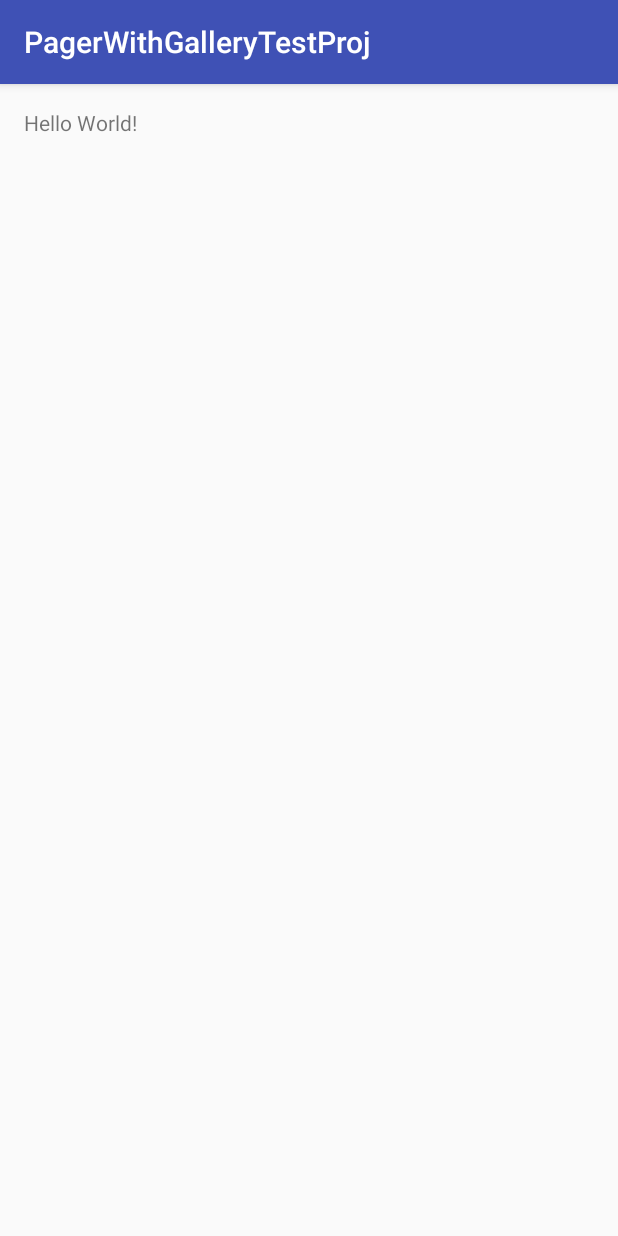
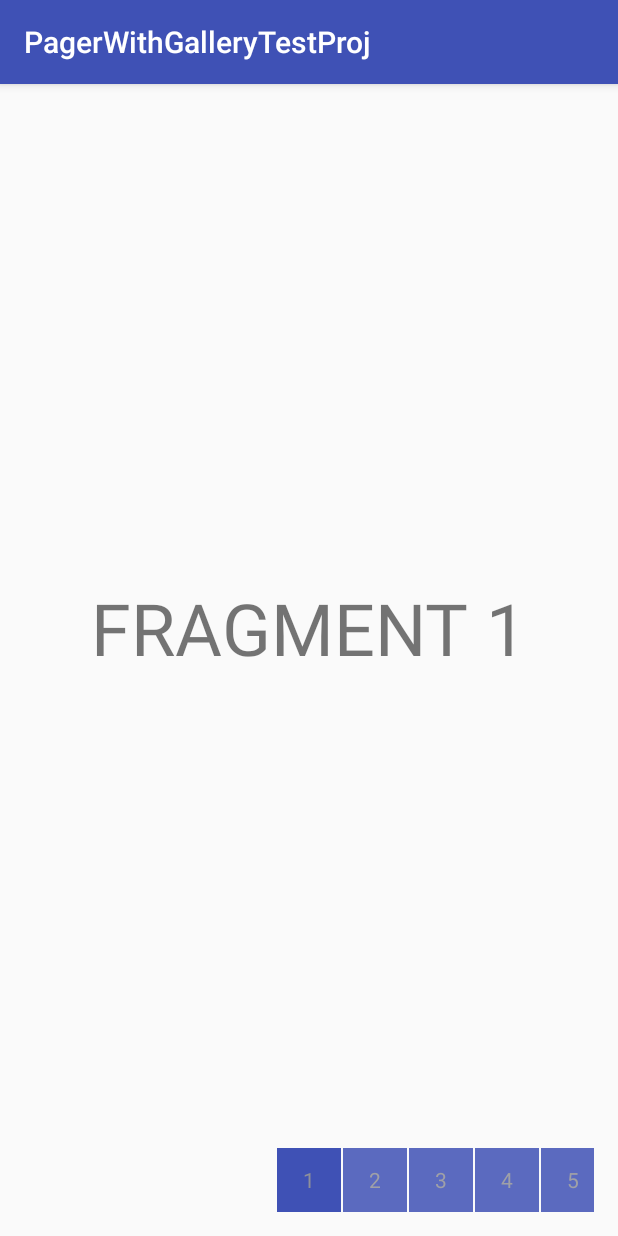
Before and after one commit to dev1slotreader/SlotReader, an Android app: the screen it shows after launch (MainActivity), on a phone screen of 412 x 824 dp. Run offline under Robolectric (Android 15) with nearby library versions, the phone set to English and light mode, and no system bars.

Commit message:
Implement related ViewPager and Gallery views

```diff
--- /dev/null
+++ b/POC/Android/PagerWithGalleryTestProj/app/src/main/java/com/udelphi/pagerwithgallerytestproj/GalleryAdapter.java
@@ -0,0 +1,47 @@
+package com.udelphi.pagerwithgallerytestproj;
+
+import android.content.Context;
+import android.view.Gravity;
+import android.view.View;
+import android.view.ViewGroup;
+import android.widget.BaseAdapter;
+import android.widget.Gallery;
+import android.widget.TextView;
+
+public class GalleryAdapter extends BaseAdapter{
+    private Context context;
+
+    public GalleryAdapter(Context context){
+        this.context = context;
+    }
+
+    @Override
+    public int getCount() {
+        return context.getResources().getInteger(R.integer.fragments_count);
+    }
+
+    @Override
+    public Object getItem(int position) {
+        return null;
+    }
+
+    @Override
+    public long getItemId(int position) {
+        return 0;
+    }
+
+    @Override
+    public View getView(int position, View convertView, ViewGroup parent) {
+        TextView txt;
+        if(convertView == null){
+            txt = new TextView(context);
+            txt.setBackgroundColor(context.getResources().getColor(R.color.colorPrimary));
+            txt.setText(String.valueOf(position + 1));
+            txt.setLayoutParams(new Gallery.LayoutParams(64, 64));
+            txt.setGravity(Gravity.CENTER);
+        }
+        else
+            txt = (TextView)convertView;
+        return txt;
+    }
+}
--- a/POC/Android/PagerWithGalleryTestProj/app/src/main/java/com/udelphi/pagerwithgallerytestproj/MainActivity.java
+++ b/POC/Android/PagerWithGalleryTestProj/app/src/main/java/com/udelphi/pagerwithgallerytestproj/MainActivity.java
@@ -1,7 +1,11 @@
 package com.udelphi.pagerwithgallerytestproj;
 
+import android.support.v4.view.ViewPager;
 import android.support.v7.app.AppCompatActivity;
 import android.os.Bundle;
+import android.view.View;
+import android.widget.AdapterView;
+import android.widget.Gallery;
 
 public class MainActivity extends AppCompatActivity {
 
@@ -9,5 +13,38 @@ public class MainActivity extends AppCompatActivity {
     protected void onCreate(Bundle savedInstanceState) {
         super.onCreate(savedInstanceState);
         setContentView(R.layout.activity_main);
+        final ViewPager pager = (ViewPager) findViewById(R.id.view_pager);
+        pager.setAdapter(new ViewPagerAdapter(getSupportFragmentManager(), getApplicationContext()));
+        final Gallery gallery = (Gallery) findViewById(R.id.gallery);
+        pager.setOnPageChangeListener(new ViewPager.OnPageChangeListener() {
+            @Override
+            public void onPageScrolled(int position, float positionOffset, int positionOffsetPixels) {
+
+            }
+
+            @Override
+            public void onPageSelected(int position) {
+                gallery.setSelection(position);
+            }
+
+            @Override
+            public void onPageScrollStateChanged(int state) {
+
+            }
+        });
+
+        gallery.setAdapter(new GalleryAdapter((getApplicationContext())));
+        gallery.setSpacing(2);
+        gallery.setOnItemSelectedListener(new AdapterView.OnItemSelectedListener() {
+            @Override
+            public void onItemSelected(AdapterView<?> parent, View view, int position, long id) {
+                pager.setCurrentItem(position);
+            }
+
+            @Override
+            public void onNothingSelected(AdapterView<?> parent) {
+
+            }
+        });
     }
 }
--- /dev/null
+++ b/POC/Android/PagerWithGalleryTestProj/app/src/main/java/com/udelphi/pagerwithgallerytestproj/PagerItemFragment.java
@@ -0,0 +1,30 @@
+package com.udelphi.pagerwithgallerytestproj;
+
+import android.os.Bundle;
+import android.support.annotation.Nullable;
+import android.support.v4.app.Fragment;
+import android.view.LayoutInflater;
+import android.view.View;
+import android.view.ViewGroup;
+import android.widget.TextView;
+
+public class PagerItemFragment extends Fragment{
+    private static final String PAGER_NUMBER_KEY = "pager_number";
+
+    @Nullable
+    @Override
+    public View onCreateView(LayoutInflater inflater, ViewGroup container, Bundle savedInstanceState) {
+        View view = inflater.inflate(R.layout.fragment_pager_item, container, false);
+        ((TextView)view.findViewById(R.id.fragment_name_tv))
+                .setText(String.valueOf("FRAGMENT " + (getArguments().getInt(PAGER_NUMBER_KEY) + 1)));
+        return view;
+    }
+
+    public static PagerItemFragment newInstance(int pagerNum) {
+        Bundle args = new Bundle();
+        args.putInt(PAGER_NUMBER_KEY, pagerNum);
+        PagerItemFragment fragment = new PagerItemFragment();
+        fragment.setArguments(args);
+        return fragment;
+    }
+}
--- /dev/null
+++ b/POC/Android/PagerWithGalleryTestProj/app/src/main/java/com/udelphi/pagerwithgallerytestproj/ViewPagerAdapter.java
@@ -0,0 +1,26 @@
+package com.udelphi.pagerwithgallerytestproj;
+
+import android.content.Context;
+import android.support.v4.app.Fragment;
+import android.support.v4.app.FragmentManager;
+import android.support.v4.app.FragmentStatePagerAdapter;
+
+public class ViewPagerAdapter extends FragmentStatePagerAdapter{
+    private Context context;
+
+    public ViewPagerAdapter(FragmentManager fm, Context context){
+        super(fm);
+        this.context = context;
+    }
+
+
+    @Override
+    public Fragment getItem(int position) {
+        return PagerItemFragment.newInstance(position);
+    }
+
+    @Override
+    public int getCount() {
+        return context.getResources().getInteger(R.integer.fragments_count);
+    }
+}
--- a/POC/Android/PagerWithGalleryTestProj/app/src/main/res/layout/activity_main.xml
+++ b/POC/Android/PagerWithGalleryTestProj/app/src/main/res/layout/activity_main.xml
@@ -1,16 +1,26 @@
 <?xml version="1.0" encoding="utf-8"?>
-<RelativeLayout xmlns:android="http://schemas.android.com/apk/res/android"
+<LinearLayout xmlns:android="http://schemas.android.com/apk/res/android"
     xmlns:tools="http://schemas.android.com/tools"
     android:layout_width="match_parent"
     android:layout_height="match_parent"
+    android:orientation="vertical"
     android:paddingBottom="@dimen/activity_vertical_margin"
     android:paddingLeft="@dimen/activity_horizontal_margin"
     android:paddingRight="@dimen/activity_horizontal_margin"
     android:paddingTop="@dimen/activity_vertical_margin"
     tools:context="com.udelphi.pagerwithgallerytestproj.MainActivity">
 
-    <TextView
-        android:layout_width="wrap_content"
-        android:layout_height="wrap_content"
-        android:text="Hello World!" />
-</RelativeLayout>
+    <android.support.v4.view.ViewPager
+        android:id="@+id/view_pager"
+        android:layout_weight="1"
+        android:layout_width="match_parent"
+        android:layout_height="0dp">
+
+    </android.support.v4.view.ViewPager>
+
+    <Gallery
+        android:id="@+id/gallery"
+        android:layout_width="match_parent"
+        android:layout_height="wrap_content"/>
+
+</LinearLayout>
--- /dev/null
+++ b/POC/Android/PagerWithGalleryTestProj/app/src/main/res/layout/fragment_pager_item.xml
@@ -0,0 +1,12 @@
+<?xml version="1.0" encoding="utf-8"?>
+<RelativeLayout xmlns:android="http://schemas.android.com/apk/res/android"
+    android:orientation="vertical" android:layout_width="match_parent"
+    android:layout_height="match_parent">
+
+    <TextView
+        android:id="@+id/fragment_name_tv"
+        android:layout_width="wrap_content"
+        android:layout_height="wrap_content"
+        android:layout_centerInParent="true"
+        android:textSize="48sp"/>
+</RelativeLayout>
--- /dev/null
+++ b/POC/Android/PagerWithGalleryTestProj/app/src/main/res/layout/gallery_item_layout.xml
@@ -0,0 +1,11 @@
+<?xml version="1.0" encoding="utf-8"?>
+<RelativeLayout xmlns:android="http://schemas.android.com/apk/res/android"
+    android:orientation="vertical" android:layout_width="match_parent"
+    android:layout_height="match_parent"
+    android:backgroundTint="@android:color/darker_gray">
+    <TextView
+        android:id="@+id/gallery_item_tv"
+        android:layout_width="64dp"
+        android:layout_height="64dp"
+        android:layout_centerInParent="true"/>
+</RelativeLayout>
--- /dev/null
+++ b/POC/Android/PagerWithGalleryTestProj/app/src/main/res/values/integers.xml
@@ -0,0 +1,4 @@
+<?xml version="1.0" encoding="utf-8"?>
+<resources>
+    <integer name="fragments_count">5</integer>
+</resources>
```
